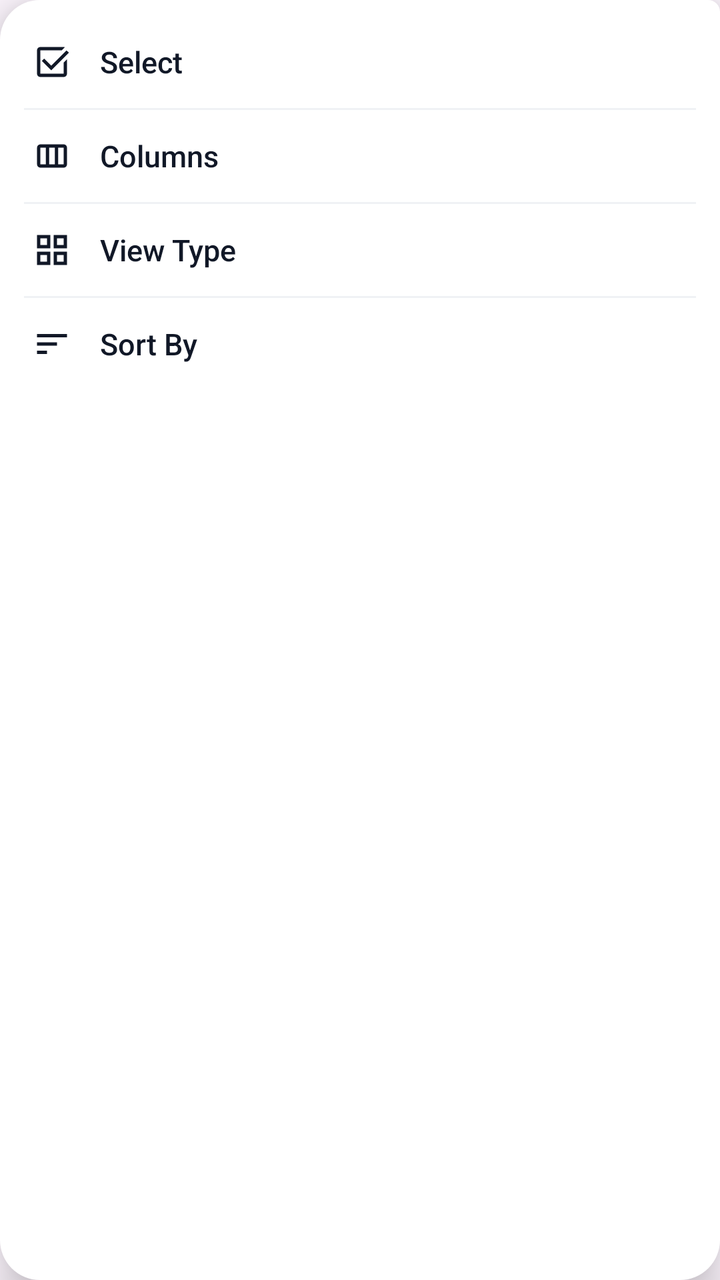
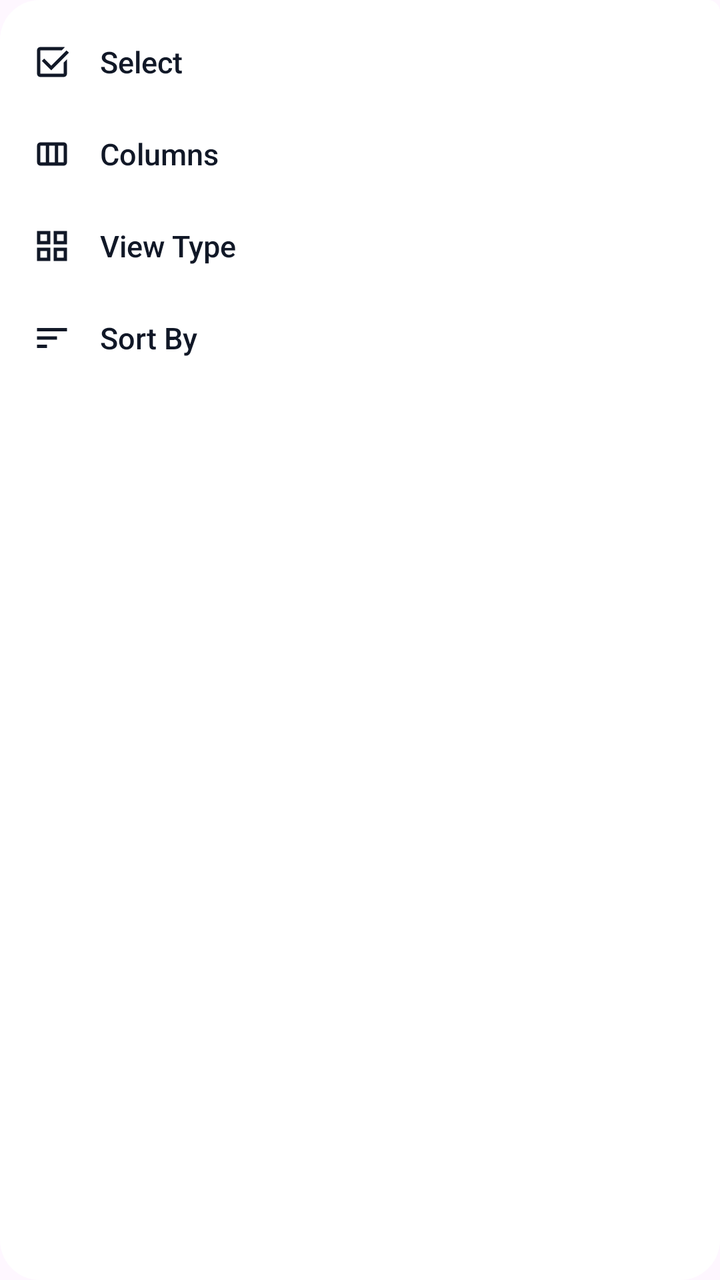

Before-and-after screenshots of an Android layout around one commit, followed by the original layout XML and the change that was made.
<!-- AndroidManifest.xml: application theme Theme.GalleryApp -->
<!-- res/layout/dialog_right_menu.xml -->
<?xml version="1.0" encoding="utf-8"?>
<LinearLayout xmlns:android="http://schemas.android.com/apk/res/android"
    xmlns:app="http://schemas.android.com/apk/res-auto"
    android:layout_width="210dp"
    android:layout_height="wrap_content"
    android:background="@drawable/bg_right_menu_rounded"
    android:elevation="12dp"
    android:orientation="vertical"
    android:paddingVertical="8dp">

    <LinearLayout
        android:id="@+id/layoutMenuSelect"
        android:layout_width="match_parent"
        android:layout_height="46dp"
        android:background="?attr/selectableItemBackground"
        android:gravity="center_vertical"
        android:orientation="horizontal"
        android:paddingHorizontal="16dp">

        <ImageView
            android:layout_width="20dp"
            android:layout_height="20dp"
            android:src="@drawable/select"
            app:tint="@color/lumina_text_title" />

        <TextView
            android:layout_width="wrap_content"
            android:layout_height="wrap_content"
            android:layout_marginStart="14dp"
            android:fontFamily="sans-serif-medium"
            android:text="@string/select"
            android:textColor="@color/lumina_text_title"
            android:textSize="15sp" />

    </LinearLayout>

    <View
        android:id="@+id/dividerMenuSelect"
        android:layout_width="match_parent"
        android:layout_height="1dp"
        android:layout_marginHorizontal="12dp"
        android:background="#F0F2F5" />

    <LinearLayout
        android:id="@+id/layoutMenuColumns"
        android:layout_width="match_parent"
        android:layout_height="46dp"
        android:background="?attr/selectableItemBackground"
        android:gravity="center_vertical"
        android:orientation="horizontal"
        android:paddingHorizontal="16dp">

        <ImageView
            android:layout_width="20dp"
            android:layout_height="20dp"
            android:src="@drawable/column"
            app:tint="@color/lumina_text_title" />

        <TextView
            android:layout_width="wrap_content"
            android:layout_height="wrap_content"
            android:layout_marginStart="14dp"
            android:fontFamily="sans-serif-medium"
            android:text="@string/columns"
            android:textColor="@color/lumina_text_title"
            android:textSize="15sp" />

    </LinearLayout>

    <View
        android:id="@+id/dividerMenuColumns"
        android:layout_width="match_parent"
        android:layout_height="1dp"
        android:layout_marginHorizontal="12dp"
        android:background="#F0F2F5" />

        <LinearLayout
        android:id="@+id/layoutMenuViewType"
        android:layout_width="match_parent"
        android:layout_height="46dp"
        android:background="?attr/selectableItemBackground"
        android:gravity="center_vertical"
        android:orientation="horizontal"
        android:paddingHorizontal="16dp">

        <ImageView
            android:layout_width="20dp"
            android:layout_height="20dp"
            android:src="@drawable/grid"
            app:tint="@color/lumina_text_title" />

        <TextView
            android:layout_width="wrap_content"
            android:layout_height="wrap_content"
            android:layout_marginStart="14dp"
            android:fontFamily="sans-serif-medium"
            android:text="@string/view_type"
            android:textColor="@color/lumina_text_title"
            android:textSize="15sp" />

    </LinearLayout>

    <View
        android:layout_width="match_parent"
        android:layout_height="1dp"
        android:layout_marginHorizontal="12dp"
        android:background="#F0F2F5" />

    <LinearLayout
        android:id="@+id/layoutMenuSortBy"
        android:layout_width="match_parent"
        android:layout_height="46dp"
        android:background="?attr/selectableItemBackground"
        android:gravity="center_vertical"
        android:orientation="horizontal"
        android:paddingHorizontal="16dp">

        <ImageView
            android:layout_width="20dp"
            android:layout_height="20dp"
            android:src="@drawable/sort"
            app:tint="@color/lumina_text_title" />

        <TextView
            android:layout_width="wrap_content"
            android:layout_height="wrap_content"
            android:layout_marginStart="14dp"
            android:fontFamily="sans-serif-medium"
            android:text="@string/sort_by"
            android:textColor="@color/lumina_text_title"
            android:textSize="15sp" />

    </LinearLayout>

</LinearLayout>
<!-- resources referenced by this layout -->
<resources>
  <color name="lumina_text_title">#111827</color>
  <!-- drawable bg_right_menu_rounded (drawable) -->
  <?xml version="1.0" encoding="utf-8"?>
  <shape xmlns:android="http://schemas.android.com/apk/res/android"
      android:shape="rectangle">
      <solid android:color="@color/white" />
      <corners
          android:topLeftRadius="20dp"
          android:bottomLeftRadius="20dp"
          android:bottomRightRadius="20dp"
          android:topRightRadius="6dp" />
  
  </shape>
  <!-- drawable column (drawable) -->
  <vector xmlns:android="http://schemas.android.com/apk/res/android"
      android:width="24dp"
      android:height="24dp"
      android:viewportWidth="960"
      android:viewportHeight="960">
    <path
        android:pathData="M121,680v-400q0,-33 23.5,-56.5T201,200h559q33,0 56.5,23.5T840,280v400q0,33 -23.5,56.5T760,760L201,760q-33,0 -56.5,-23.5T121,680ZM200,680h133v-400L200,280v400ZM413,680h133v-400L413,280v400ZM626,680h133v-400L626,280v400Z"
        android:fillColor="#000000"/>
  </vector>
  <!-- drawable grid (drawable) -->
  <vector xmlns:android="http://schemas.android.com/apk/res/android"
      android:width="24dp"
      android:height="24dp"
      android:viewportWidth="960"
      android:viewportHeight="960">
    <path
        android:pathData="M120,440v-320h320v320L120,440ZM120,840v-320h320v320L120,840ZM520,440v-320h320v320L520,440ZM520,840v-320h320v320L520,840ZM200,360h160v-160L200,200v160ZM600,360h160v-160L600,200v160ZM600,760h160v-160L600,600v160ZM200,760h160v-160L200,600v160ZM600,360ZM600,600ZM360,600ZM360,360Z"
        android:fillColor="#000000"/>
  </vector>
  <!-- drawable select (drawable) -->
  <vector xmlns:android="http://schemas.android.com/apk/res/android"
      android:width="24dp"
      android:height="24dp"
      android:viewportWidth="960"
      android:viewportHeight="960">
    <path
        android:pathData="M200,840q-33,0 -56.5,-23.5T120,760v-560q0,-33 23.5,-56.5T200,120h560q8,0 15,1.5t14,4.5l-74,74L200,200v560h560v-266l80,-80v346q0,33 -23.5,56.5T760,840L200,840ZM461,680L235,454l56,-56 170,170 367,-367 57,55 -424,424Z"
        android:fillColor="#000000"/>
  </vector>
  <!-- drawable sort (drawable) -->
  <vector xmlns:android="http://schemas.android.com/apk/res/android"
      android:width="24dp"
      android:height="24dp"
      android:viewportWidth="960"
      android:viewportHeight="960">
    <path
        android:pathData="M120,720v-80h240v80L120,720ZM120,520v-80h480v80L120,520ZM120,320v-80h720v80L120,320Z"
        android:fillColor="#000000"/>
  </vector>
  <string name="columns">Columns</string>
  <string name="select">Select</string>
  <string name="sort_by">Sort By</string>
  <string name="view_type">View Type</string>
  <style name="Theme.GalleryApp" parent="Base.Theme.GalleryApp" />
  <color name="white">#FFFFFFFF</color>
  <style name="Base.Theme.GalleryApp" parent="Theme.Material3.DayNight.NoActionBar">
          <item name="colorPrimary">@color/lumina_primary</item>
          <item name="colorControlActivated">@color/lumina_primary</item>
      </style>
  <color name="lumina_primary">#0062E0</color>
</resources>

<!-- the commit's change to res/layout/dialog_right_menu.xml (unified diff, before → after) -->
@@ -4,7 +4,6 @@
     android:layout_width="210dp"
     android:layout_height="wrap_content"
     android:background="@drawable/bg_right_menu_rounded"
-    android:elevation="12dp"
     android:orientation="vertical"
     android:paddingVertical="8dp">
 
@@ -38,6 +37,7 @@
         android:id="@+id/dividerMenuSelect"
         android:layout_width="match_parent"
         android:layout_height="1dp"
+        android:visibility="gone"
         android:layout_marginHorizontal="12dp"
         android:background="#F0F2F5" />
 
@@ -71,6 +71,7 @@
         android:id="@+id/dividerMenuColumns"
         android:layout_width="match_parent"
         android:layout_height="1dp"
+        android:visibility="gone"
         android:layout_marginHorizontal="12dp"
         android:background="#F0F2F5" />
 
@@ -104,6 +105,7 @@
         android:layout_width="match_parent"
         android:layout_height="1dp"
         android:layout_marginHorizontal="12dp"
+        android:visibility="gone"
         android:background="#F0F2F5" />
 
     <LinearLayout
